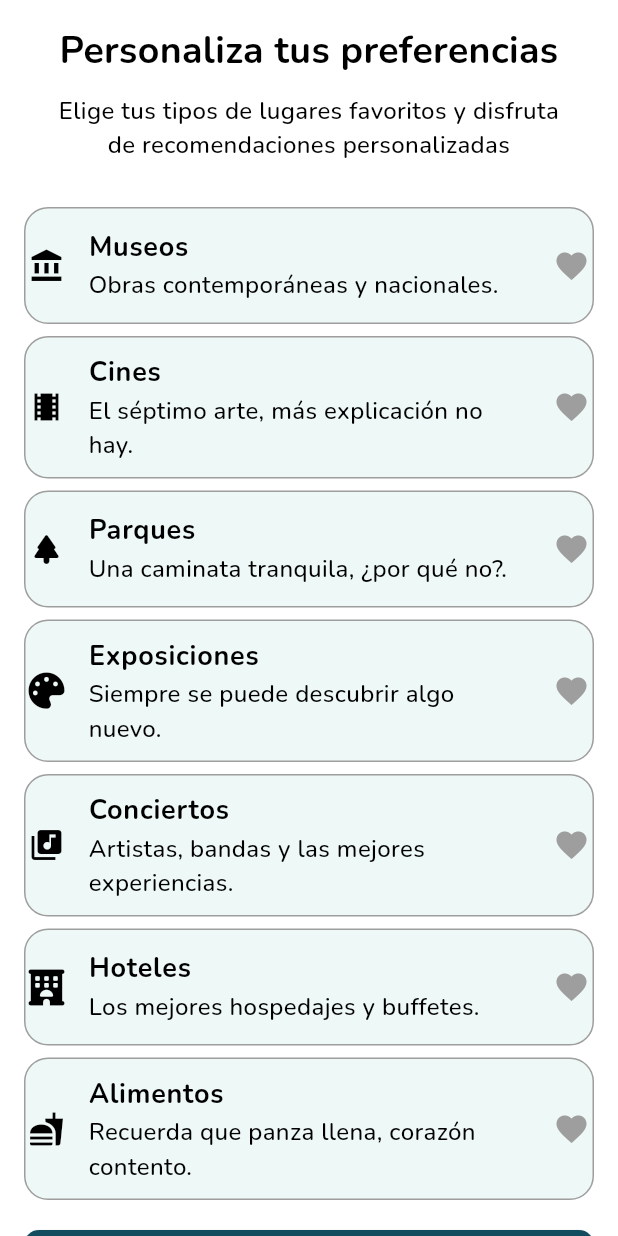
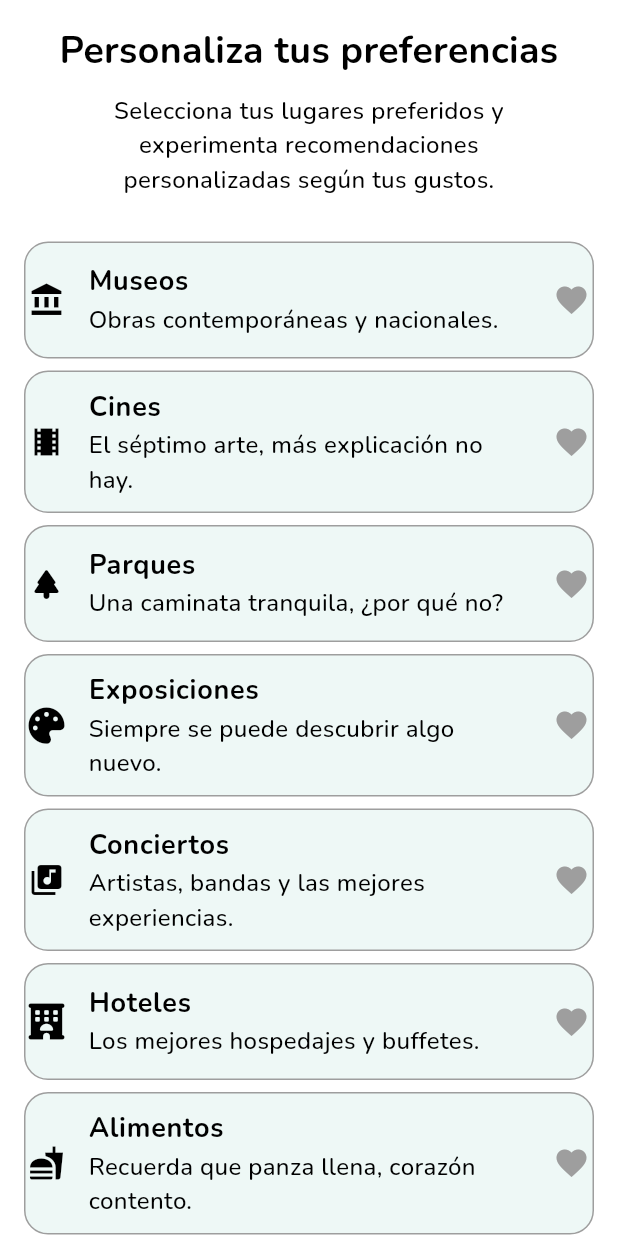
Before and after one commit to ElTr4ck/ProyectoTuristeandoAndo, a Flutter app: the FrmCuestionario screen opened by its route, on a phone screen of 412 x 824 dp. Run offline on Flutter 3.47's test engine with Material 3 defaults, Android fonts, the phone set to English and light mode, and no system bars; our stand-ins replace awesome_snackbar_content, bloc, cached_network_image, carousel_slider, cloud_firestore, equatable and 12 more; missing offline and left inert: flutter_google_maps_webservices, flutter_google_places, google_api_headers, google_maps_routes, google_maps_webservice, google_maps_widget; accounts and stored records are empty.

Commit message:
cambios preferencias

```diff
--- a/lib/screens/frmCuestionario.dart
+++ b/lib/screens/frmCuestionario.dart
@@ -26,7 +26,7 @@ class _ElementListState extends State<ElementList> {
     ElementItem("Cines", "El séptimo arte, más explicación no hay.",
         Icons.local_movies),
     ElementItem(
-        "Parques", "Una caminata tranquila, ¿por qué no?.", Icons.park_rounded),
+        "Parques", "Una caminata tranquila, ¿por qué no?", Icons.park_rounded),
     ElementItem("Exposiciones", "Siempre se puede descubrir algo nuevo.",
         FontAwesomeIcons.palette),
     ElementItem("Conciertos", "Artistas, bandas y las mejores experiencias.",
@@ -60,7 +60,7 @@ class _ElementListState extends State<ElementList> {
                 margin:
                     const EdgeInsets.symmetric(horizontal: 20, vertical: 10),
                 child: const Text(
-                  'Elige tus tipos de lugares favoritos y disfruta de recomendaciones personalizadas',
+                  'Selecciona tus lugares preferidos y experimenta recomendaciones personalizadas según tus gustos.',
                   style: TextStyle(
                     fontFamily: 'Nunito',
                     fontSize: 16,
@@ -118,7 +118,7 @@ class _ElementListState extends State<ElementList> {
                   // Lógica para el botón "Finalizar"
                 },
                 child: const Text(
-                  'Recordarmelo más tarde',
+                  'Recordar más tarde',
                   style: TextStyle(
                     fontSize: 18,
                     fontWeight: FontWeight.bold,
```
